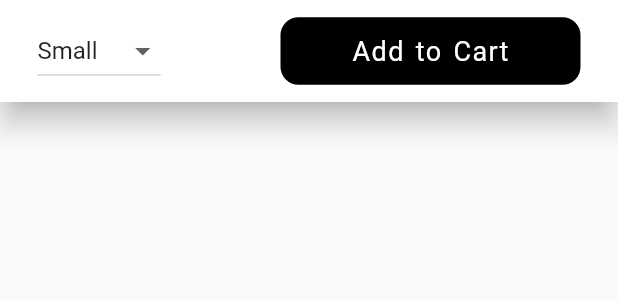
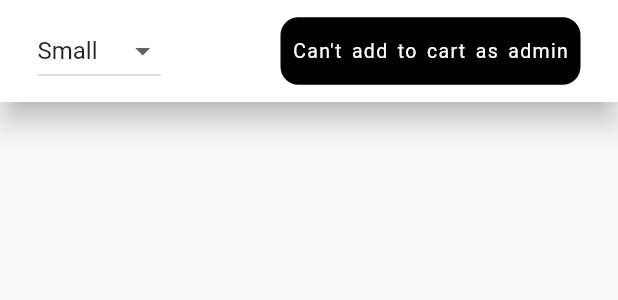
Before and after one commit to JibKh/Group-3-Maneeha-s-Application, a Flutter app: the BottomNavigation widget shown alone on an empty page, opened directly, on a phone screen of 412 x 824 dp. Shown: the top 300 px of the screen. Run offline on Flutter 3.47's test engine with Material 2 defaults, Android fonts, the light colour scheme and no system bars; our stand-ins replace carousel_pro, cloud_firestore, firebase_auth, firebase_storage, flutter_spinkit, fluttertoast and 1 more; missing offline and left inert: flutter_statusbarcolor; accounts and stored records are empty; network calls fail.

Commit message:
Jibran admin side UI

```diff
--- a/lib/admin/db_products.dart
+++ b/lib/admin/db_products.dart
@@ -29,7 +29,7 @@ final CollectionReference orders = Firestore.instance.collection('Products');
                       'price' : productPrice,
                       'desc' : productDesc,
                       'category':productCat,
-                      'quantity' : ProdQuantity,
+                      'stock' : ProdQuantity,
                       'image' : url
                     });
                   }
--- a/lib/admin/removeProducts.dart
+++ b/lib/admin/removeProducts.dart
@@ -1,3 +1,4 @@
+import 'package:first_proj/util/gridProducts.dart';
 import 'package:flutter/cupertino.dart';
 import 'package:flutter/material.dart';
 import 'package:cloud_firestore/cloud_firestore.dart';
@@ -17,7 +18,7 @@ class _RemoveItemsState extends State<RemoveItems> {
         appBar: AppBar(
           title: Text("Remove Products"),
         ),
-        body: List_of_Products()
+        body: GridProducts.admin('adminRemove'), // Displays all products with a remove button
     );
   }
 }
@@ -63,7 +64,7 @@ class _List_of_ProductsState extends State<List_of_Products> {
                   String ProductPrice=snapshot.data[index].data["price"];
                   String image=snapshot.data[index].data["image"][0];
                   var i=snapshot.data[index].documentID  ;
-                  String Quantity=snapshot.data[index].data["quantity"];
+                  String Quantity=snapshot.data[index].data["stock"];
                   String Category=snapshot.data[index].data["Category"];
 
                   return ListView (
--- a/lib/admin/viewStock.dart
+++ b/lib/admin/viewStock.dart
@@ -18,7 +18,7 @@ class _MyListState extends State<MyList> {
       appBar: AppBar(
         title: Text("Products in inventory"),
       ),
-      body: GridProducts.admin(), // This displays and disables the ' Add to cart ' button for the admin.
+      body: GridProducts.admin('adminView'), // This displays and disables the ' Add to cart ' button for the admin.
     );
   }
 }
--- a/lib/pages/productDetails.dart
+++ b/lib/pages/productDetails.dart
@@ -228,7 +228,7 @@ class _BottomNavigationState extends State<BottomNavigation> {
             // ========= START ADD TO CART BUTTON =========
             InkWell(
               onTap: () {
-                if (widget.purpose != 'admin') { // The admin will not be able to press this button.
+                if (widget.purpose == 'homepage' || widget.purpose == 'category') { // The admin will not be able to press this button.
                   Navigator.push(context,
                     MaterialPageRoute(
                       builder: (context) => ShoppingCart(),
@@ -244,9 +244,9 @@ class _BottomNavigationState extends State<BottomNavigation> {
                 ),
                 child: Center(
                   child: Text(
-                    widget.purpose == 'admin' ? 'Can\'t add to cart as admin' : 'Add to Cart', // This will inform the admin that they cannot press this button.
+                    widget.purpose != 'homepage' && widget.purpose != 'category' ? 'Can\'t add to cart as admin' : 'Add to Cart', // This will inform the admin that they cannot press this button.
                     style: TextStyle(
-                      fontSize: widget.purpose == 'admin' ? 13.0 : 18.0,
+                      fontSize: widget.purpose != 'homepage' && widget.purpose != 'category' ? 13.0 : 18.0,
                       fontWeight: FontWeight.w400,
                       color: Colors.white,
                       wordSpacing: 2.0,
```
Also changed, not shown: lib/admin/EditProducts.dart (+4 -3 lines), lib/util/gridProducts.dart (+36 -11 lines).
